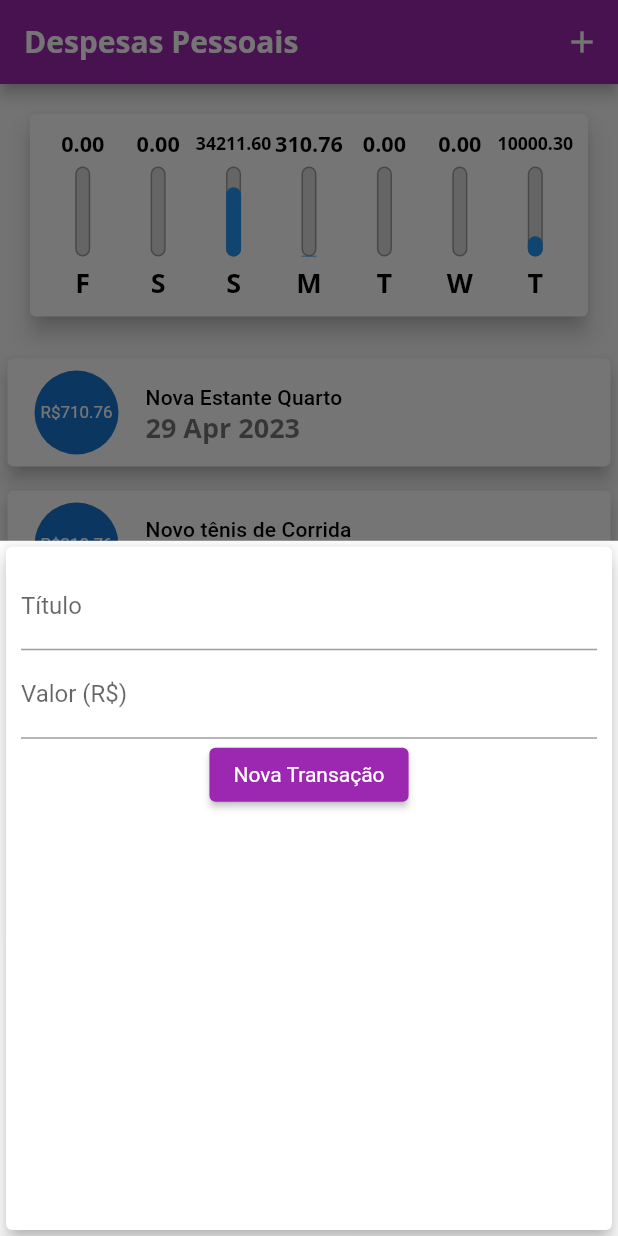
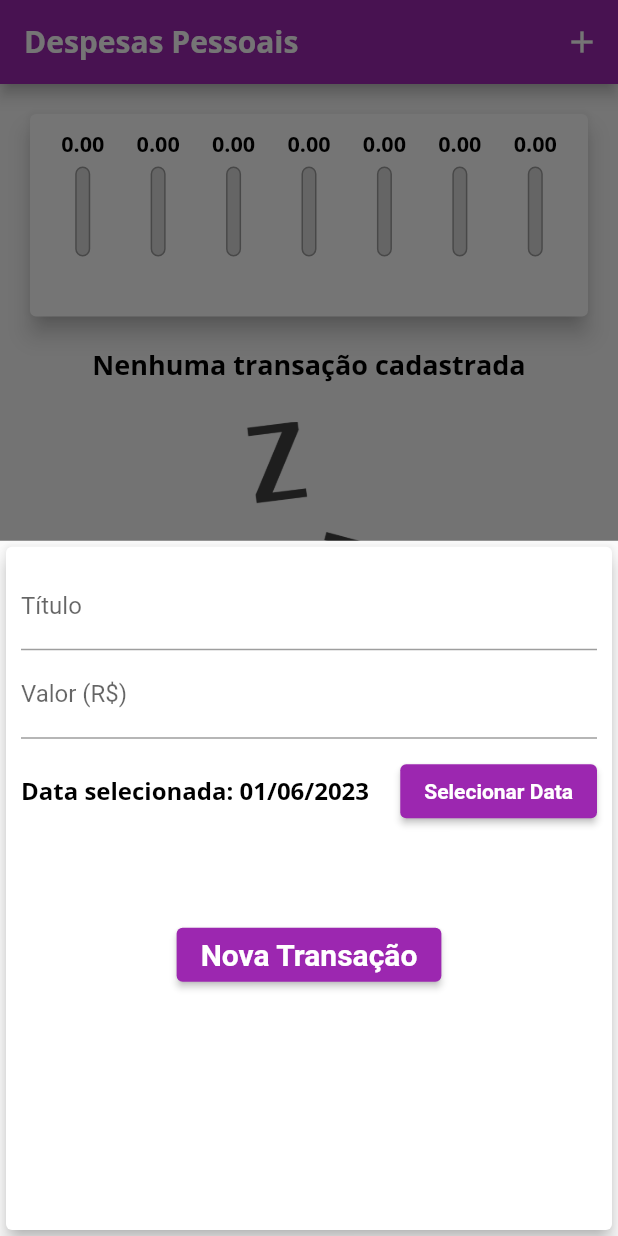
Before and after one commit to LeonardoPuglia/despesas_pessoais, a Flutter app: the screen it shows after launch, after a tap on the "add" icon, on a phone screen of 412 x 824 dp. Run offline on Flutter 3.47's test engine with Material 2 defaults, Android fonts, the phone set to English and light mode, and no system bars.

Commit message:
Finish the project

```diff
--- a/lib/components/chart.dart
+++ b/lib/components/chart.dart
@@ -47,8 +47,8 @@ class Chart extends StatelessWidget {
   }
 
   double get _weekTotalValue {
-    return groupedTransaction.fold(
-        0.0, (sum, tr) => sum + (tr['value'] as double));
+    return groupedTransaction.fold(0.0,
+        (sum, tr) => sum + (tr['value'] == 0 ? 0 : (tr['value'] as double)));
   }
 
   @override
@@ -65,8 +65,10 @@ class Chart extends StatelessWidget {
                     fit: FlexFit.tight,
                     child: ChartBar(
                       label: tr['day'].toString(),
-                      value: tr['value'] as double,
-                      percentage: (tr['value'] as double) / _weekTotalValue,
+                      value: _weekTotalValue == 0 ? 0.0 : tr['value'] as double,
+                      percentage: _weekTotalValue == 0
+                          ? 0.0
+                          : (tr['value'] as double) / _weekTotalValue,
                     ),
                   ))
               .toList(),
--- a/lib/components/transaction_form.dart
+++ b/lib/components/transaction_form.dart
@@ -1,8 +1,12 @@
+// ignore_for_file: prefer_const_constructors
+
 import 'package:flutter/material.dart';
+import 'package:intl/intl.dart';
 
 class TransactionForm extends StatefulWidget {
-  final Function(String, double) onSubmit;
+  final Function(String, double, DateTime) onSubmit;
 
+  // ignore: prefer_const_constructors_in_immutables
   TransactionForm({super.key, required this.onSubmit});
 
   @override
@@ -10,17 +14,32 @@ class TransactionForm extends StatefulWidget {
 }
 
 class _TransactionFormState extends State<TransactionForm> {
-  final titleController = TextEditingController();
-
-  final valueController = TextEditingController();
+  final _titleController = TextEditingController();
+  final _valueController = TextEditingController();
+  DateTime _selectedDate = DateTime.now();
 
   _onSubmitForm() {
-    final title = titleController.text;
-    final value = double.tryParse(valueController.text) ?? 0;
+    final title = _titleController.text;
+    final value = double.tryParse(_valueController.text) ?? 0;
 
     if (title.isEmpty || value <= 0) return;
 
-    widget.onSubmit(title, value);
+    widget.onSubmit(title, value, _selectedDate);
+  }
+
+  _showDatePicker() {
+    showDatePicker(
+      context: context,
+      initialDate: DateTime.now(),
+      firstDate: DateTime(2021),
+      lastDate: DateTime.now(),
+    ).then((pickedDate) {
+      if (pickedDate == null) return;
+
+      setState(() {
+        _selectedDate = pickedDate;
+      });
+    });
   }
 
   @override
@@ -32,7 +51,7 @@ class _TransactionFormState extends State<TransactionForm> {
         // ignore: prefer_const_literals_to_create_immutables
         child: Column(children: [
           TextField(
-            controller: titleController,
+            controller: _titleController,
             onSubmitted: (_) => _onSubmitForm(),
             decoration: const InputDecoration(
               labelText: 'Título',
@@ -40,24 +59,67 @@ class _TransactionFormState extends State<TransactionForm> {
           ),
           TextField(
             keyboardType: const TextInputType.numberWithOptions(decimal: true),
-            controller: valueController,
+            controller: _valueController,
             onSubmitted: (_) => _onSubmitForm(),
             decoration: const InputDecoration(
               labelText: 'Valor (R\$)',
             ),
           ),
+          Container(
+            height: 70,
+            child: Row(
+              children: [
+                Expanded(
+                  child: Text(
+                    _selectedDate == null
+                        ? 'Nenhuma data selecionada'
+                        : 'Data selecionada: ${DateFormat('dd/MM/y').format(_selectedDate!)}',
+                    style: TextStyle(
+                      fontSize: 16,
+                    ),
+                  ),
+                ),
+                Container(
+                  margin: EdgeInsets.only(left: 10),
+                  child: ElevatedButton(
+                    style: ElevatedButton.styleFrom(
+                      textStyle: TextStyle(
+                        color: Theme.of(context).primaryColor,
+                      ),
+                    ),
+                    onPressed: _showDatePicker,
+                    child: Text(
+                      'Selecionar Data',
+                      style: TextStyle(
+                        fontWeight: FontWeight.bold,
+                      ),
+                    ),
+                  ),
+                )
+              ],
+            ),
+          ),
           Row(
             mainAxisAlignment: MainAxisAlignment.center,
             children: [
-              ElevatedButton(
-                onPressed: () => _onSubmitForm(),
-                style: ElevatedButton.styleFrom(
-                  backgroundColor: Colors.purple,
-                  textStyle: const TextStyle(
-                    color: Colors.purple,
+              Container(
+                margin: EdgeInsets.only(top: 50),
+                child: ElevatedButton(
+                  onPressed: () => _onSubmitForm(),
+                  style: ElevatedButton.styleFrom(
+                    backgroundColor: Colors.purple,
+                    textStyle: const TextStyle(
+                      color: Colors.purple,
+                    ),
+                  ),
+                  child: const Text(
+                    'Nova Transação',
+                    style: TextStyle(
+                      fontSize: 20,
+                      fontWeight: FontWeight.bold,
+                    ),
                   ),
                 ),
-                child: const Text('Nova Transação'),
               ),
             ],
           ),
--- a/lib/components/transaction_list.dart
+++ b/lib/components/transaction_list.dart
@@ -1,11 +1,15 @@
+// ignore_for_file: prefer_const_constructors
+
 import 'package:despesas_pessoais/models/transaction.dart';
 import 'package:flutter/material.dart';
 import 'package:intl/intl.dart';
 
 class TransactionList extends StatelessWidget {
   final List<Transaction> transactions;
+  final void Function(String) onDelete;
 
-  const TransactionList({super.key, required this.transactions});
+  const TransactionList(
+      {super.key, required this.transactions, required this.onDelete});
 
 //color: Theme.of(context).colorScheme.primary,
   @override
@@ -54,6 +58,11 @@ class TransactionList extends StatelessWidget {
                     subtitle: Text(
                       DateFormat('d MMM y').format(tr.date),
                     ),
+                    trailing: IconButton(
+                      icon: Icon(Icons.delete),
+                      color: Colors.red,
+                      onPressed: () => onDelete(tr.id),
+                    ),
                   ),
                 );
               },
--- a/lib/main.dart
+++ b/lib/main.dart
@@ -52,36 +52,36 @@ class MyHomePage extends StatefulWidget {
 
 class _MyHomePageState extends State<MyHomePage> {
   final List<Transaction> _transactions = [
-    Transaction(
-      id: 't1',
-      title: 'Nova Estante Quarto',
-      value: 710.76,
-      date: DateTime.now().subtract(Duration(days: 33)),
-    ),
-    Transaction(
-      id: 't2',
-      title: 'Novo tênis de Corrida',
-      value: 310.76,
-      date: DateTime.now().subtract(Duration(days: 3)),
-    ),
-    Transaction(
-      id: 't3',
-      title: 'Conta de Luz',
-      value: 211.30,
-      date: DateTime.now().subtract(Duration(days: 4)),
-    ),
-    Transaction(
-      id: 't4',
-      title: 'Cartão Crédito',
-      value: 10000.30,
-      date: DateTime.now(),
-    ),
-    Transaction(
-      id: 't5',
-      title: 'Carro',
-      value: 34000.30,
-      date: DateTime.now().subtract(Duration(days: 4)),
-    ),
+    // Transaction(
+    //   id: 't1',
+    //   title: 'Nova Estante Quarto',
+    //   value: 710.76,
+    //   date: DateTime.now().subtract(Duration(days: 33)),
+    // ),
+    // Transaction(
+    //   id: 't2',
+    //   title: 'Novo tênis de Corrida',
+    //   value: 310.76,
+    //   date: DateTime.now().subtract(Duration(days: 3)),
+    // ),
+    // Transaction(
+    //   id: 't3',
+    //   title: 'Conta de Luz',
+    //   value: 211.30,
+    //   date: DateTime.now().subtract(Duration(days: 4)),
+    // ),
+    // Transaction(
+    //   id: 't4',
+    //   title: 'Cartão Crédito',
+    //   value: 10000.30,
+    //   date: DateTime.now(),
+    // ),
+    // Transaction(
+    //   id: 't5',
+    //   title: 'Carro',
+    //   value: 34000.30,
+    //   date: DateTime.now().subtract(Duration(days: 4)),
+    // ),
   ];
 
   List<Transaction> get _recentTransactions {
@@ -92,16 +92,22 @@ class _MyHomePageState extends State<MyHomePage> {
     }).toList();
   }
 
-  _addTransaction(String title, double value) {
+  _addTransaction(String title, double value, DateTime date) {
     final newTransaction = Transaction(
       id: Random().nextDouble().toString(),
       title: title,
       value: value,
-      date: DateTime.now(),
+      date: date,
     );
 
     setState(() {
       _transactions.add(newTransaction);
+    });
+  }
+
+  _deleteTransaction(String id) {
+    setState(() {
+      _transactions.removeWhere((tr) => tr.id == id);
     });
 
 //Fechar modal
@@ -134,7 +140,8 @@ class _MyHomePageState extends State<MyHomePage> {
           crossAxisAlignment: CrossAxisAlignment.stretch,
           children: [
             Chart(_recentTransactions),
-            TransactionList(transactions: _transactions),
+            TransactionList(
+                transactions: _transactions, onDelete: _deleteTransaction),
           ],
         ),
       ),
```
